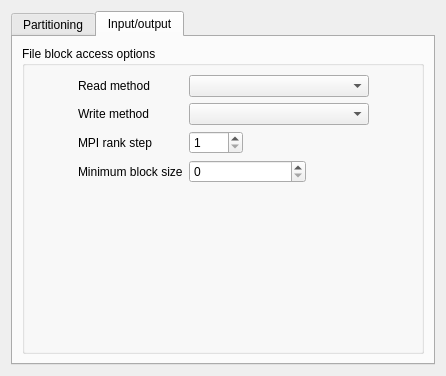
First picture: the form in gui/Pages/PerformanceTuningForm.ui, repository code-saturne/code_saturne, before the edit.
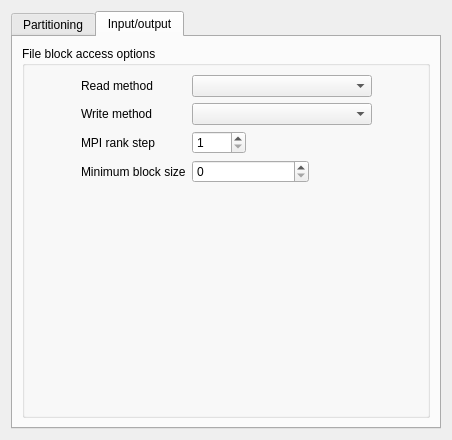
Second picture: the form after the edit. The open tabs and pages were chosen to show the change. Icons and pictures are not drawn. Custom widgets are drawn as their Qt base class.

Patch:
```diff
--- a/gui/Pages/PerformanceTuningForm.ui
+++ b/gui/Pages/PerformanceTuningForm.ui
@@ -6,8 +6,8 @@
    <rect>
     <x>0</x>
     <y>0</y>
-    <width>412</width>
-    <height>343</height>
+    <width>452</width>
+    <height>440</height>
    </rect>
   </property>
   <property name="windowTitle">
```
Left out of the diff: 89 changed lines with no effect on the pictures.
